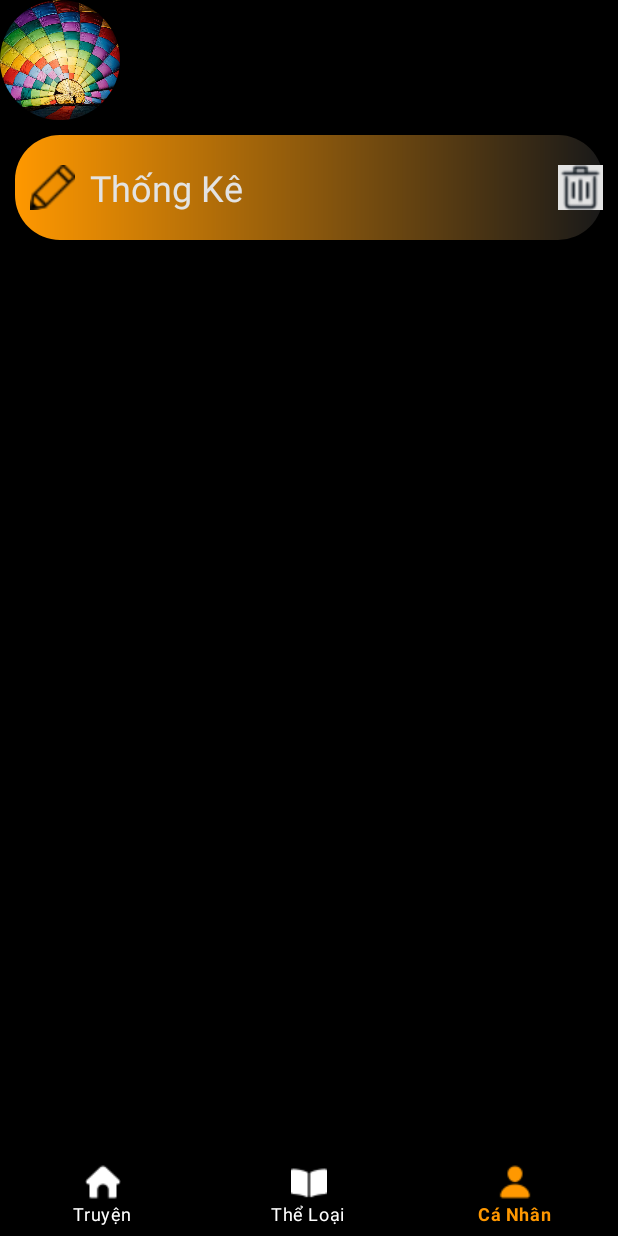
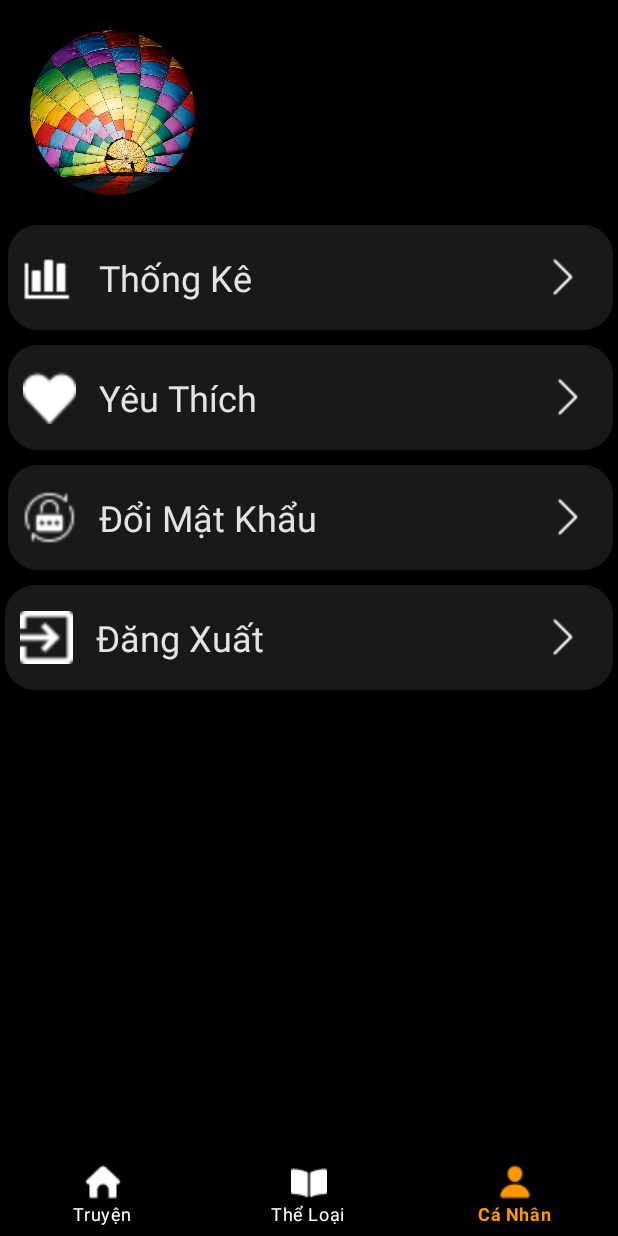
Before and after one commit to PhuongNamNg/DocTruyen-iRead, an Android app: the screen it shows after launch once a user with an empty profile is signed in (MainActivity), item 3 of the bottom bar chosen, on a phone screen of 412 x 824 dp. Run offline under Robolectric (Android 15) with nearby library versions, the phone set to English and light mode, and no system bars; our stand-ins replace CircleImageView, Firebase (no records; nobody signed in at launch, a user with empty details on screens opened directly).

Commit message:
sửa giao diện cá nhân

```diff
--- a/app/src/main/res/drawable/round_border_3.xml
+++ b/app/src/main/res/drawable/round_border_3.xml
@@ -1,5 +1,5 @@
 <?xml version="1.0" encoding="utf-8"?>
 <shape xmlns:android="http://schemas.android.com/apk/res/android">
-    <corners android:radius="30dp"/>
-    <gradient android:startColor="@color/yellow" android:endColor="@color/half_black"/>
+    <corners android:radius="20dp"/>
+    <gradient android:startColor="@color/half_black" android:endColor="#191919"/>
 </shape>
--- /dev/null
+++ b/app/src/main/res/drawable/round_canhan.xml
@@ -0,0 +1,6 @@
+<?xml version="1.0" encoding="utf-8"?>
+<shape xmlns:android="http://schemas.android.com/apk/res/android">
+    <corners android:radius="10dp"/>
+    <gradient android:startColor="@color/half_black" android:endColor="@color/half_black"/>
+
+</shape>
--- a/app/src/main/res/layout/activity_doi_mat_khau.xml
+++ b/app/src/main/res/layout/activity_doi_mat_khau.xml
@@ -42,6 +42,8 @@
         app:endIconTint="@color/white"
         android:hint="Mật khẩu"
         android:textColorHint="@color/content_white"
+        app:hintTextColor="@color/white"
+        app:boxStrokeColor="@color/mtrl_textinput_default_box_stroke_color"
         app:layout_constraintEnd_toEndOf="parent"
         app:layout_constraintStart_toStartOf="parent"
         app:layout_constraintTop_toTopOf="parent">
@@ -64,6 +66,8 @@
         android:layout_marginEnd="25dp"
         app:endIconMode="password_toggle"
         app:endIconTint="@color/white"
+        app:hintTextColor="@color/white"
+        app:boxStrokeColor="@color/mtrl_textinput_default_box_stroke_color"
         android:hint="Xác nhận mật khẩu"
         android:textColorHint="@color/content_white"
         app:layout_constraintEnd_toEndOf="parent"
--- a/app/src/main/res/layout/fragment_ca_nhan.xml
+++ b/app/src/main/res/layout/fragment_ca_nhan.xml
@@ -3,73 +3,167 @@
     xmlns:tools="http://schemas.android.com/tools"
     android:layout_width="match_parent"
     android:layout_height="match_parent"
+    xmlns:app="http://schemas.android.com/apk/res-auto"
     android:orientation="vertical"
-    tools:context=".FragmentCaNhan.CaNhanFragment"
-    android:background="@color/black">
+    android:background="@color/black"
+    tools:context=".FragmentCaNhan.CaNhanFragment">
 
     <de.hdodenhof.circleimageview.CircleImageView
-        android:layout_width="80dp"
-        android:layout_height="80dp"
+        android:layout_width="110dp"
+        android:layout_height="110dp"
         android:src="@drawable/anh1"
-        android:layout_marginBottom="10dp">
-
+        android:layout_marginTop="20dp"
+        android:layout_marginStart="20dp"
+        android:layout_marginBottom="20dp">
     </de.hdodenhof.circleimageview.CircleImageView>
 
     <LinearLayout
         android:layout_width="match_parent"
         android:layout_height="70dp"
-        android:layout_marginStart="10dp"
-        android:layout_marginEnd="10dp"
+        android:layout_marginStart="5dp"
+        android:layout_marginEnd="3dp"
         android:gravity="center|fill_horizontal"
         android:background="@drawable/round_border_3">
         <ImageView
-            android:layout_width="30dp"
-            android:layout_height="30dp"
-            android:src="@drawable/pencil"
+            android:layout_width="35dp"
+            android:layout_height="35dp"
+            android:src="@drawable/statistical"
+            app:tint="@color/white"
             android:layout_marginStart="10dp">
-
         </ImageView>
         <TextView
             android:layout_width="wrap_content"
             android:layout_height="wrap_content"
             android:id="@+id/tvThongKe"
-            android:layout_marginLeft="10dp"
+            android:layout_marginLeft="15dp"
             android:textSize="24sp"
             android:text="Thống Kê"
             android:textColor="@color/content_white"/>
         <LinearLayout
-            android:layout_width="match_parent"
+            android:layout_width="220dp"
             android:layout_height="wrap_content"
             android:gravity="end">
             <ImageView
                 android:layout_width="30dp"
                 android:layout_height="30dp"
-                android:background="@color/content_white"
-                android:src="@drawable/bin"></ImageView>
+                app:tint="@color/white"
+                android:src="@drawable/arrow">
+            </ImageView>
         </LinearLayout>
     </LinearLayout>
 
+    <LinearLayout
+        android:layout_width="match_parent"
+        android:layout_height="70dp"
+        android:layout_marginTop="10dp"
+        android:layout_marginStart="5dp"
+        android:layout_marginEnd="3dp"
+        android:gravity="center|fill_horizontal"
+        android:background="@drawable/round_border_3"
+        android:orientation="horizontal">
+        <ImageView
+            android:layout_width="35dp"
+            android:layout_height="35dp"
+            android:src="@drawable/yeuthich"
+            app:tint="@color/white"
+            android:layout_marginStart="10dp">
+        </ImageView>
         <TextView
-        android:layout_width="match_parent"
+            android:layout_width="wrap_content"
             android:layout_height="wrap_content"
             android:id="@+id/tvYeuThich"
-        android:layout_marginLeft="10dp"
-        android:textSize="20dp"
-        android:text="Yêu Thích"/>
+            android:layout_marginLeft="15dp"
+            android:textSize="24dp"
+            android:text="Yêu Thích"
+            android:textColor="@color/content_white"/>
+        <LinearLayout
+            android:layout_width="220dp"
+            android:layout_height="wrap_content"
+            android:gravity="end">
+            <ImageView
+                android:layout_width="30dp"
+                android:layout_height="30dp"
+                app:tint="@color/white"
+                android:src="@drawable/arrow">
+            </ImageView>
+        </LinearLayout>
+    </LinearLayout>
+
+    <LinearLayout
+        android:layout_width="match_parent"
+        android:layout_height="70dp"
+        android:layout_marginTop="10dp"
+        android:layout_marginStart="5dp"
+        android:layout_marginEnd="3dp"
+        android:gravity="center|fill_horizontal"
+        android:background="@drawable/round_border_3"
+        android:orientation="horizontal">
+
+        <ImageView
+            android:layout_width="35dp"
+            android:layout_height="35dp"
+            android:layout_marginStart="10dp"
+            app:tint="@color/white"
+            android:src="@drawable/doimatkhauuu"></ImageView>
         <TextView
-        android:layout_width="match_parent"
+            android:layout_width="wrap_content"
             android:layout_height="wrap_content"
             android:id="@+id/tvDoiMK"
-        android:layout_marginLeft="10dp"
-        android:textSize="20dp"
-        android:text="Đổi Mật Khẩu"/>
+            android:layout_marginLeft="15dp"
+            android:textSize="24dp"
+            android:text="Đổi Mật Khẩu"
+            android:textColor="@color/content_white"/>
+        <LinearLayout
+            android:layout_width="220dp"
+            android:layout_height="wrap_content"
+            android:layout_marginLeft="150dp">
+            <ImageView
+                android:layout_width="30dp"
+                android:layout_height="30dp"
+                app:tint="@color/white"
+                android:src="@drawable/arrow">
+            </ImageView>
+        </LinearLayout>
+    </LinearLayout>
+
+
+    <LinearLayout
+        android:layout_width="match_parent"
+        android:layout_height="70dp"
+        android:layout_marginTop="10dp"
+        android:layout_marginStart="3dp"
+        android:layout_marginEnd="3dp"
+        android:gravity="center|fill_horizontal"
+        android:background="@drawable/round_border_3"
+        android:orientation="horizontal">
+        <ImageView
+            android:layout_width="35dp"
+            android:layout_height="35dp"
+            android:src="@drawable/dangxuat"
+            app:tint="@color/white"
+            android:layout_marginStart="10dp">
+        </ImageView>
         <TextView
-        android:layout_width="match_parent"
+            android:layout_width="wrap_content"
             android:layout_height="wrap_content"
             android:id="@+id/tvDangXuat"
-        android:layout_marginLeft="10dp"
-        android:textSize="20dp"
+            android:layout_marginLeft="15dp"
+            android:textSize="24dp"
+            android:textColor="@color/content_white"
             android:text="Đăng Xuất"/>
+        <LinearLayout
+            android:layout_width="220dp"
+            android:layout_height="wrap_content"
+            android:layout_marginLeft="182dp">
+            <ImageView
+                android:layout_width="30dp"
+                android:layout_height="30dp"
+                app:tint="@color/white"
+                android:src="@drawable/arrow">
+            </ImageView>
+        </LinearLayout>
+    </LinearLayout>
+
 
 
 
```
Also changed, not shown: app/src/main/res/drawable/arrow.png (added), app/src/main/res/drawable/statistical.png (added), app/src/main/res/drawable/thongkke.png (added). Lines whose indentation alone changed are shown as unchanged.
